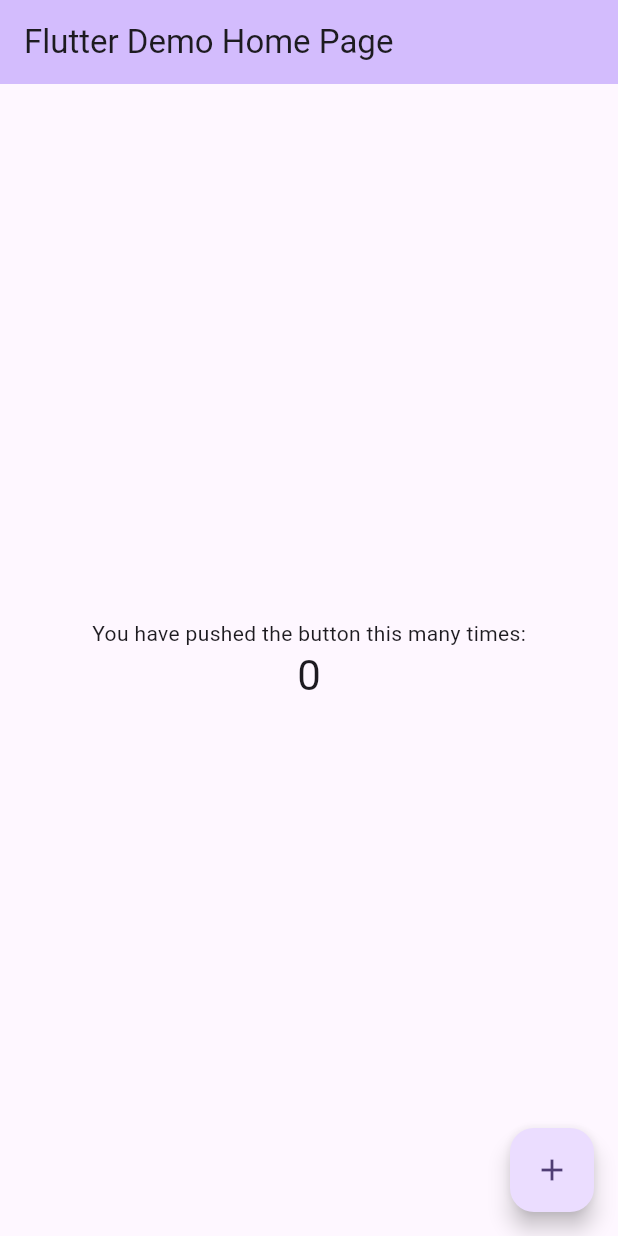
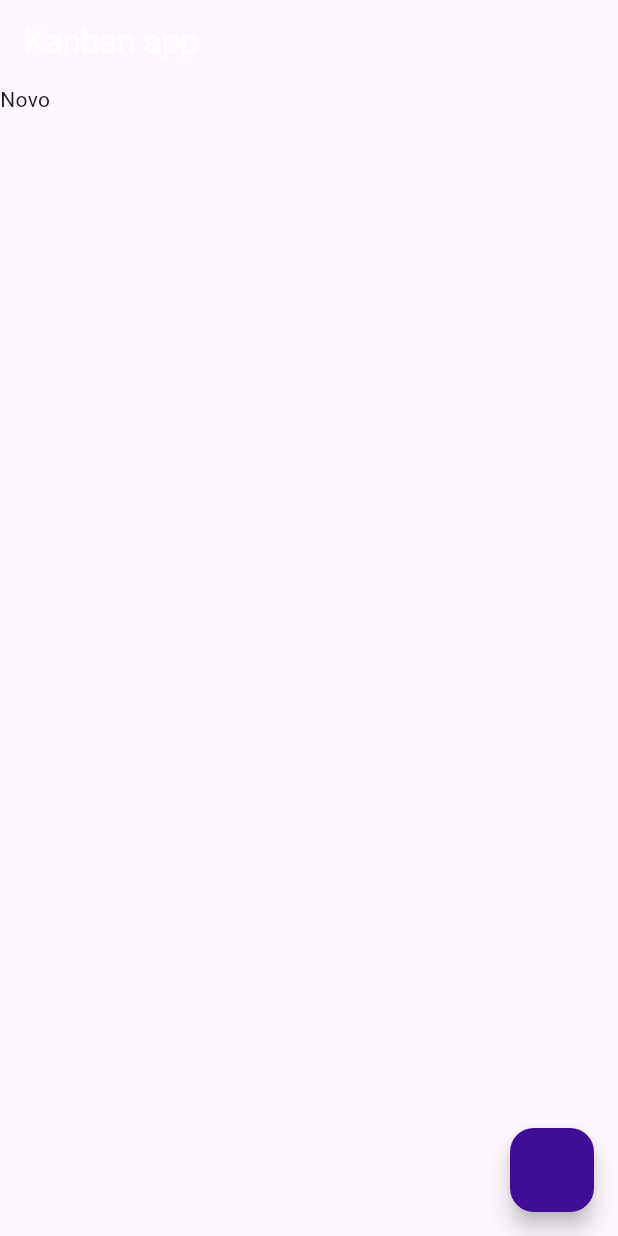
Before and after one commit to josiasmartins/kanban_app_flutter, a Flutter app: the screen it shows after launch, on a phone screen of 412 x 824 dp. Run offline on Flutter 3.47's test engine with Material 3 defaults, Android fonts, the phone set to English and light mode, and no system bars.

Commit message:
feature: create page Kanban and add library isar database

```diff
--- a/lib/main.dart
+++ b/lib/main.dart
@@ -1,4 +1,5 @@
 import 'package:flutter/material.dart';
+import 'package:kanban_app/pages/kanban_page.dart';
 
 void main() {
   runApp(const MyApp());
@@ -11,115 +12,8 @@
   @override
   Widget build(BuildContext context) {
     return MaterialApp(
-      title: 'Flutter Demo',
-      theme: ThemeData(
-        // This is the theme of your application.
-        //
-        // TRY THIS: Try running your application with "flutter run". You'll see
-        // the application has a purple toolbar. Then, without quitting the app,
-        // try changing the seedColor in the colorScheme below to Colors.green
-        // and then invoke "hot reload" (save your changes or press the "hot
-        // reload" button in a Flutter-supported IDE, or press "r" if you used
-        // the command line to start the app).
-        //
-        // Notice that the counter didn't reset back to zero; the application
-        // state is not lost during the reload. To reset the state, use hot
-        // restart instead.
-        //
-        // This works for code too, not just values: Most code changes can be
-        // tested with just a hot reload.
-        colorScheme: ColorScheme.fromSeed(seedColor: Colors.deepPurple),
-        useMaterial3: true,
-      ),
-      home: const MyHomePage(title: 'Flutter Demo Home Page'),
+      debugShowCheckedModeBanner: false,
+      home: KanbanPage(),
     );
   }
 }
-
-class MyHomePage extends StatefulWidget {
-  const MyHomePage({super.key, required this.title});
-
-  // This widget is the home page of your application. It is stateful, meaning
-  // that it has a State object (defined below) that contains fields that affect
-  // how it looks.
-
-  // This class is the configuration for the state. It holds the values (in this
-  // case the title) provided by the parent (in this case the App widget) and
-  // used by the build method of the State. Fields in a Widget subclass are
-  // always marked "final".
-
-  final String title;
-
-  @override
-  State<MyHomePage> createState() => _MyHomePageState();
-}
-
-class _MyHomePageState extends State<MyHomePage> {
-  int _counter = 0;
-
-  void _incrementCounter() {
-    setState(() {
-      // This call to setState tells the Flutter framework that something has
-      // changed in this State, which causes it to rerun the build method below
-      // so that the display can reflect the updated values. If we changed
-      // _counter without calling setState(), then the build method would not be
-      // called again, and so nothing would appear to happen.
-      _counter++;
-    });
-  }
-
-  @override
-  Widget build(BuildContext context) {
-    // This method is rerun every time setState is called, for instance as done
-    // by the _incrementCounter method above.
-    //
-    // The Flutter framework has been optimized to make rerunning build methods
-    // fast, so that you can just rebuild anything that needs updating rather
-    // than having to individually change instances of widgets.
-    return Scaffold(
-      appBar: AppBar(
-        // TRY THIS: Try changing the color here to a specific color (to
-        // Colors.amber, perhaps?) and trigger a hot reload to see the AppBar
-        // change color while the other colors stay the same.
-        backgroundColor: Theme.of(context).colorScheme.inversePrimary,
-        // Here we take the value from the MyHomePage object that was created by
-        // the App.build method, and use it to set our appbar title.
-        title: Text(widget.title),
-      ),
-      body: Center(
-        // Center is a layout widget. It takes a single child and positions it
-        // in the middle of the parent.
-        child: Column(
-          // Column is also a layout widget. It takes a list of children and
-          // arranges them vertically. By default, it sizes itself to fit its
-          // children horizontally, and tries to be as tall as its parent.
-          //
-          // Column has various properties to control how it sizes itself and
-          // how it positions its children. Here we use mainAxisAlignment to
-          // center the children vertically; the main axis here is the vertical
-          // axis because Columns are vertical (the cross axis would be
-          // horizontal).
-          //
-          // TRY THIS: Invoke "debug painting" (choose the "Toggle Debug Paint"
-          // action in the IDE, or press "p" in the console), to see the
-          // wireframe for each widget.
-          mainAxisAlignment: MainAxisAlignment.center,
-          children: <Widget>[
-            const Text(
-              'You have pushed the button this many times:',
-            ),
-            Text(
-              '$_counter',
-              style: Theme.of(context).textTheme.headlineMedium,
-            ),
-          ],
-        ),
-      ),
-      floatingActionButton: FloatingActionButton(
-        onPressed: _incrementCounter,
-        tooltip: 'Increment',
-        child: const Icon(Icons.add),
-      ), // This trailing comma makes auto-formatting nicer for build methods.
-    );
-  }
-}
--- /dev/null
+++ b/lib/pages/kanban_page.dart
@@ -0,0 +1,34 @@
+import "package:flutter/material.dart";
+
+class KanbanPage extends StatefulWidget {
+  const KanbanPage({super.key});
+
+  @override
+  State<KanbanPage> createState() => _KanbanPage();
+}
+
+class _KanbanPage extends State<KanbanPage> {
+  @override
+  Widget build(BuildContext context) {
+    return Scaffold(
+      appBar: AppBar(
+        title: Text(
+          "Kanban app",
+          style: TextStyle(color: Colors.white),
+        ),
+      ),
+      floatingActionButton: FloatingActionButton(
+        onPressed: () {
+          print("PRESSIONADO");
+        },
+        // shape:,
+        backgroundColor: Color.fromARGB(255, 64, 14, 150),
+      ),
+      body: Column(
+        children: [
+          Text("Novo"),
+        ],
+      ),
+    );
+  }
+}
--- a/pubspec.yaml
+++ b/pubspec.yaml
@@ -35,6 +35,8 @@ dependencies:
   # The following adds the Cupertino Icons font to your application.
   # Use with the CupertinoIcons class for iOS style icons.
   cupertino_icons: ^1.0.6
+  isar: ^3.1.0+1
+  isar_flutter_libs: ^3.1.0+1
 
 dev_dependencies:
   flutter_test:
@@ -46,6 +48,8 @@ dev_dependencies:
   # package. See that file for information about deactivating specific lint
   # rules and activating additional ones.
   flutter_lints: ^3.0.0
+  isar_generator: ^3.1.0+1
+  build_runner: ^2.4.9
 
 # For information on the generic Dart part of this file, see the
 # following page: https://dart.dev/tools/pub/pubspec
```
Also changed, not shown: pubspec.lock, 5 other files.
